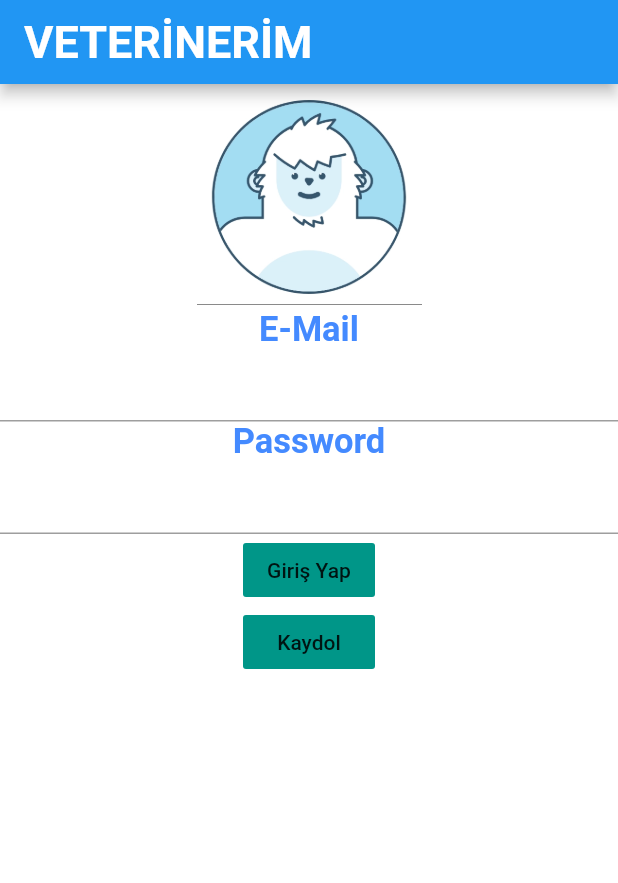
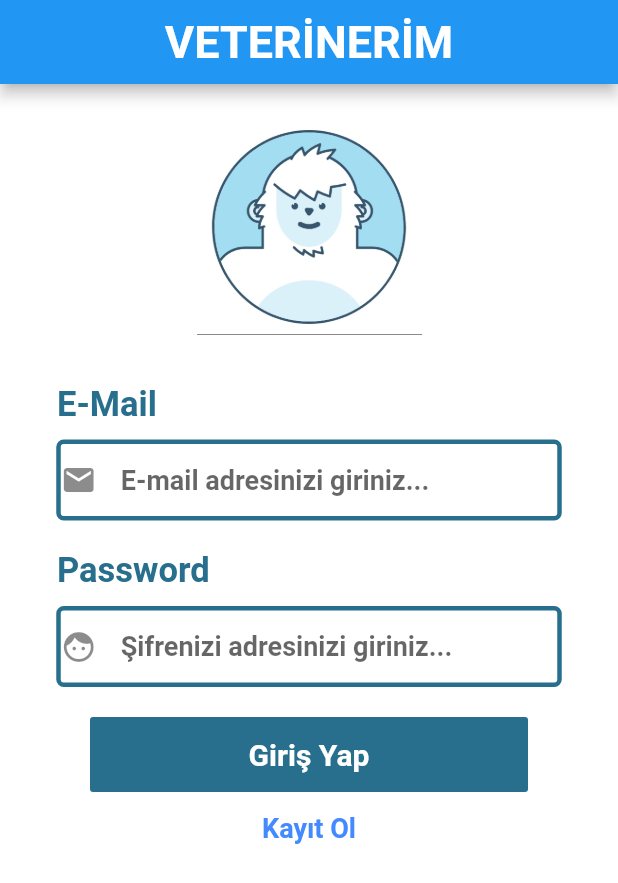
Before and after one commit to Bucerella/Veterinerim, a Flutter app: the screen it shows after launch, on a phone screen of 412 x 824 dp. Shown: the top 883 px of the screen. Run offline on Flutter 3.47's test engine with Material 2 defaults, Android fonts, the light colour scheme and no system bars; our stand-ins replace video_player.

Commit message:
Login Page edited

```diff
--- a/lib/login_page.dart
+++ b/lib/login_page.dart
@@ -10,7 +10,6 @@ class _LoginPageState extends State<LoginPage> {
   final TextEditingController _usernameController = new TextEditingController();
   final TextEditingController _passwordController = new TextEditingController();
   VideoPlayerController playerController;
-  VideoPlayerController playerController2;
   VoidCallback listener;
 
   var status = false;
@@ -22,22 +21,14 @@ class _LoginPageState extends State<LoginPage> {
     // TODO: implement initState
     super.initState();
     listener = () {
-      print(playerController.value.position);
       Duration duration2 = Duration(seconds: 14);
       Duration duration = Duration(seconds: 0);
       if (password == true) {
-        print("SW");
-
         playerController.seekTo(duration2);
         password = false;
-
-        //  playerController.play();
-
-      }
-      else if (playerController.value.position >= Duration(seconds: 9) && playerController.value.position < Duration(seconds: 14)) {
-        print("$password ++");
-        playerController.seekTo(Duration(seconds: 6) );
-
+      } else if (playerController.value.position >= Duration(seconds: 9) &&
+          playerController.value.position < Duration(seconds: 14)) {
+        playerController.seekTo(Duration(seconds: 6));
       }
       if (playerController.value.position > Duration(seconds: 16)) {
         playerController.seekTo(Duration(seconds: 15));
@@ -46,7 +37,6 @@ class _LoginPageState extends State<LoginPage> {
         playerController.seekTo(duration);
         textField = false;
       }
-
       setState(() {});
     };
     createVideo("yeti.mov");
@@ -57,39 +47,23 @@ class _LoginPageState extends State<LoginPage> {
       playerController = VideoPlayerController.asset("images/$path");
       playerController.addListener(listener);
       playerController.initialize();
-      //playerController.play();
     } else {
       if (playerController.value.isPlaying) {
         playerController.pause();
       } else {
         playerController.initialize();
-        //playerController.play();
-      }
-    }
-  }
-
-  void createVideo2(path) {
-    if (playerController2 == null) {
-      playerController2 = VideoPlayerController.asset("images/$path");
-      playerController2.addListener(listener);
-      playerController2.initialize();
-      playerController2.play();
-    } else {
-      if (playerController2.value.isPlaying) {
-        playerController2.pause();
-      } else {
-        playerController2.initialize();
-        playerController2.play();
       }
     }
   }
 
   @override
   Widget build(BuildContext context) {
+    var size = MediaQuery.of(context).size;
     return Scaffold(
       backgroundColor: Colors.white,
       appBar: AppBar(
-        title: Text(
+        title: Center(
+          child: Text(
             "VETERİNERİM",
             style: TextStyle(
               fontSize: 30,
@@ -97,9 +71,13 @@ class _LoginPageState extends State<LoginPage> {
             ),
           ),
         ),
+      ),
       body: SingleChildScrollView(
         child: Column(
           children: <Widget>[
+            SizedBox(
+              height: 20,
+            ),
             status == true
                 ? Container(
                     width: 150,
@@ -115,16 +93,40 @@ class _LoginPageState extends State<LoginPage> {
                     width: 150,
                     height: 150,
                   ),
-            Text(
+            SizedBox(
+              height: 30,
+            ),
+            Container(
+              alignment: Alignment.topLeft,
+              padding: EdgeInsets.only(left: 38),
+              child: Text(
                 "E-Mail",
                 style: TextStyle(
                   fontSize: 23,
-                color: Colors.blueAccent,
+                  color: Color(0xff286f8e),
                   fontWeight: FontWeight.bold,
                 ),
               ),
-            TextField(
+            ),
+            SizedBox(height: 10,),
+            Container(
+              decoration: BoxDecoration(
+                border: Border.all(color: Color(0xff286f8e), width: 3),
+                borderRadius: BorderRadius.circular(5),
+              ),
+              width: size.width - 75,
+              child: TextField(
+                style: TextStyle(
+                  color: Colors.blueAccent,
+                  fontSize: 18,
+                  fontWeight: FontWeight.w600,
+                ),
                 controller: _usernameController,
+                decoration: InputDecoration(
+                  border: InputBorder.none,
+                  hintText: "E-mail adresinizi giriniz...",
+                  icon: Icon(Icons.email),
+                ),
                 onChanged: (value) {},
                 onTap: () {
                   status = true;
@@ -134,33 +136,80 @@ class _LoginPageState extends State<LoginPage> {
                 },
                 textAlign: TextAlign.start,
               ),
-            Text(
+            ),
+            SizedBox(
+              height: 20,
+            ),
+            Container(
+              padding: EdgeInsets.only(left: 38),
+              alignment: Alignment.topLeft,
+              child: Text(
                 "Password",
                 style: TextStyle(
                   fontSize: 23,
-                color: Colors.blueAccent,
+                  color: Color(0xff286f8e),
                   fontWeight: FontWeight.bold,
                 ),
               ),
-            TextField(
+            ),
+            SizedBox(height: 10,),
+
+            Container(
+              decoration: BoxDecoration(
+                border: Border.all(color: Color(0xff286f8e), width: 3),
+                borderRadius: BorderRadius.circular(5),
+              ),
+              width: size.width - 75,
+              child: TextField(
+                style: TextStyle(
+                  color: Colors.blueAccent,
+                  fontSize: 18,
+                  fontWeight: FontWeight.w600,
+                ),
+                decoration: InputDecoration(
+                  icon: Icon(Icons.face),
+                  border: InputBorder.none,
+                  hintText: "Şifrenizi adresinizi giriniz...",
+                ),
                 controller: _passwordController,
                 obscureText: true,
                 onTap: () {
-                // playerController.dispose();
                   password = true;
                 },
                 onChanged: (value) {},
                 textAlign: TextAlign.start,
               ),
-            FlatButton(
-              child: Text("Giriş Yap"),
-              color: Colors.teal,
+            ),
+            SizedBox(
+              height: 20,
+            ),
+            Container(
+              width: size.width - 120,
+              height: 50,
+              child: FlatButton(
+                child: Text("Giriş Yap",
+                style: TextStyle(
+                  color: Colors.white,
+                  fontSize: 20,
+                  fontWeight: FontWeight.w600,
+                ),
+                ),
+                color: Color(0xff286f8e),
                 onPressed: () {},
               ),
+            ),
             FlatButton(
-              child: Text("Kaydol"),
-              color: Colors.teal,
-              onPressed: () {},
+              child: Text("Kayıt Ol",
+              style: TextStyle(
+                fontSize: 18,
+                color: Colors.blueAccent,
+                fontWeight: FontWeight.bold,
+              ),
+              ),
+
+              onPressed: () {
+
+              },
             ),
           ],
         ),
--- /dev/null
+++ b/lib/sign_up.dart
@@ -0,0 +1 @@
+import 'package:flutter/material.dart';
```
Lines whose indentation alone changed are shown as unchanged.
